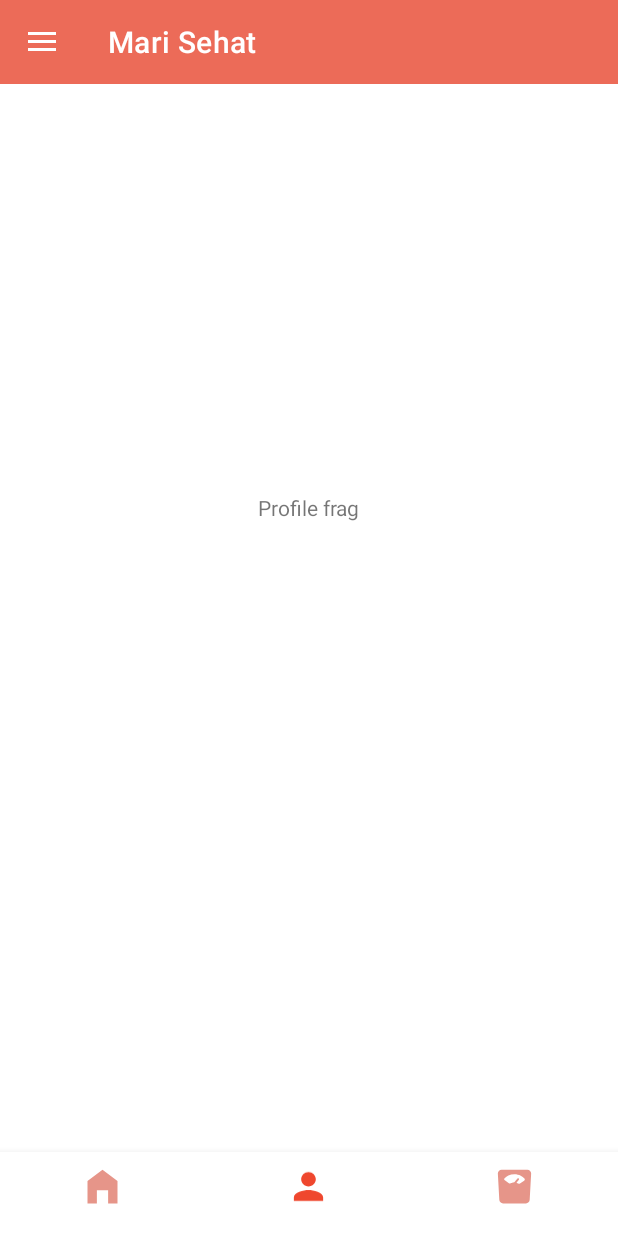
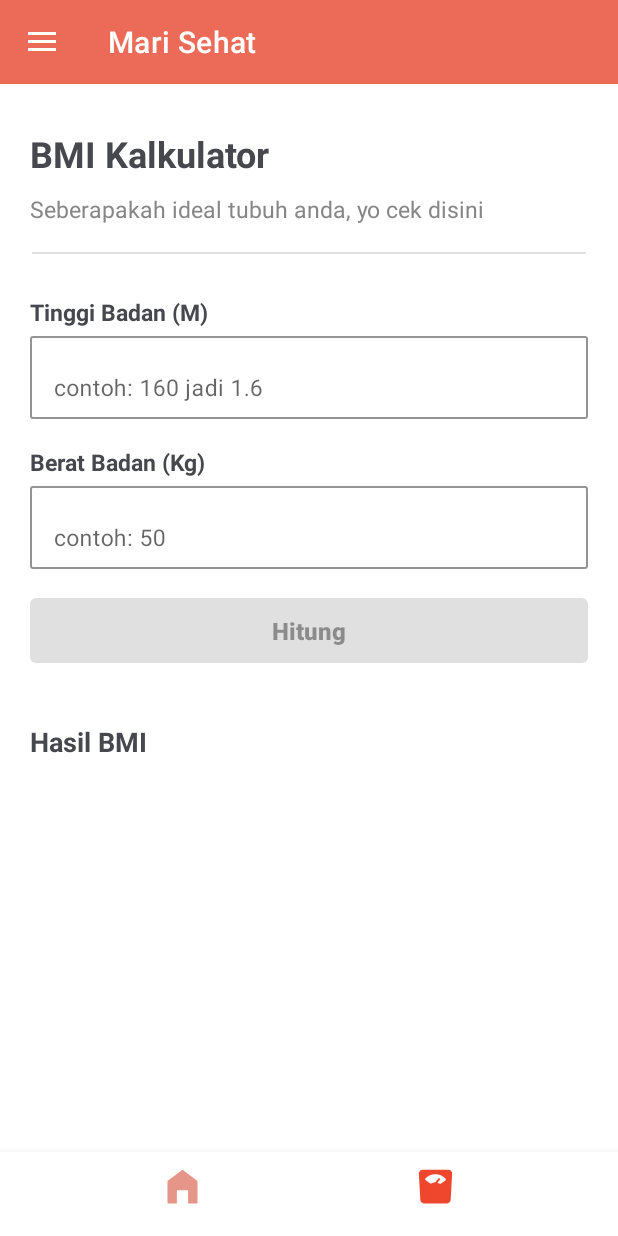
Before and after one commit to rzlwbo1/Mari-Sehat-App, an Android app: the screen it shows after launch (HomeSreen), item 2 of the bottom bar chosen, on a phone screen of 412 x 824 dp. Run offline under Robolectric (Android 15) with nearby library versions, the phone set to English and light mode, and no system bars.

Commit message:
kalkulator bmi and remove profile

```diff
--- /dev/null
+++ b/app/src/main/java/com/example/marisehat/BMIFrag.java
@@ -0,0 +1,97 @@
+package com.example.marisehat;
+
+import android.os.Bundle;
+
+import androidx.fragment.app.Fragment;
+
+import android.text.Editable;
+import android.text.TextWatcher;
+import android.view.LayoutInflater;
+import android.view.View;
+import android.view.ViewGroup;
+import android.widget.Button;
+import android.widget.TextView;
+
+import com.google.android.material.textfield.TextInputEditText;
+
+public class BMIFrag extends Fragment {
+
+    View view;
+    TextInputEditText etTinggi, etBerat;
+    Button btnHitung;
+    TextView tvCatBMI, tvNumBMI;
+
+    @Override
+    public View onCreateView(LayoutInflater inflater, ViewGroup container,
+                             Bundle savedInstanceState) {
+
+        // Inflate the layout for this fragment
+        view = inflater.inflate(R.layout.fragment_b_m_i, container, false);
+
+        etTinggi = view.findViewById(R.id.etTinggi);
+        etBerat = view.findViewById(R.id.etBerat);
+        btnHitung = view.findViewById(R.id.btnHitung);
+
+        etTinggi.addTextChangedListener(validationBMI);
+        etBerat.addTextChangedListener(validationBMI);
+
+        return view;
+    }
+
+
+    protected TextWatcher validationBMI = new TextWatcher() {
+        @Override
+        public void beforeTextChanged(CharSequence charSequence, int i, int i1, int i2) {
+
+        }
+
+        @Override
+        public void onTextChanged(CharSequence charSequence, int i, int i1, int i2) {
+            String strTinggi = etTinggi.getText().toString();
+            String strBerat = etBerat.getText().toString();
+
+            if (strTinggi.length() > 0 && strBerat.length() > 0) {
+                btnHitung.setEnabled(true);
+
+                btnHitung.setOnClickListener(new View.OnClickListener() {
+                    @Override
+                    public void onClick(View viewBtn) {
+                        Double a = Double.valueOf(strTinggi);
+                        Integer b = Integer.valueOf(strBerat);
+                        Double tempA = a * a;
+                        Double hasil = Math.floor( b / tempA );
+
+
+                        tvCatBMI = view.findViewById(R.id.tvCategoryBMI);
+                        tvNumBMI = view.findViewById(R.id.numBMI);
+
+                        if (hasil < 18.5) {
+                            tvCatBMI.setText("Underweight");
+                            tvNumBMI.setText(String.valueOf(hasil));
+                        } else if (hasil > 18.5 && hasil <= 24.9) {
+                            tvCatBMI.setText("Normal");
+                            tvNumBMI.setText(String.valueOf(hasil));
+                        } else if (hasil >= 25  && hasil <= 29.9) {
+                            tvCatBMI.setText("Overweight");
+                            tvNumBMI.setText(String.valueOf(hasil));
+                        } else {
+                            tvCatBMI.setText("Obesitas");
+                            tvNumBMI.setText(String.valueOf(hasil));
+                        }
+                    }
+                });
+
+            }
+
+
+
+
+        }
+
+        @Override
+        public void afterTextChanged(Editable editable) {
+
+        }
+    };
+
+}
--- a/app/src/main/java/com/example/marisehat/HomeSreen.java
+++ b/app/src/main/java/com/example/marisehat/HomeSreen.java
@@ -61,10 +61,9 @@ public class HomeSreen extends AppCompatActivity {
                     case R.id.homeItem:
                         replaceFragment(new HomeFrag());
                         break;
-                    case R.id.profileItem:
-                        replaceFragment(new ProfileFrag());
                     case R.id.weightItem:
-                        replaceFragment(new ProfileFrag());
+                        replaceFragment(new BMIFrag());
+                        break;
                 }
                 return true;
             }
--- a/app/src/main/java/com/example/marisehat/ProfileFrag.java
+++ /dev/null
@@ -1,64 +0,0 @@
-package com.example.marisehat;
-
-import android.os.Bundle;
-
-import androidx.fragment.app.Fragment;
-
-import android.view.LayoutInflater;
-import android.view.View;
-import android.view.ViewGroup;
-
-/**
- * A simple {@link Fragment} subclass.
- * Use the {@link ProfileFrag#newInstance} factory method to
- * create an instance of this fragment.
- */
-public class ProfileFrag extends Fragment {
-
-    // TODO: Rename parameter arguments, choose names that match
-    // the fragment initialization parameters, e.g. ARG_ITEM_NUMBER
-    private static final String ARG_PARAM1 = "param1";
-    private static final String ARG_PARAM2 = "param2";
-
-    // TODO: Rename and change types of parameters
-    private String mParam1;
-    private String mParam2;
-
-    public ProfileFrag() {
-        // Required empty public constructor
-    }
-
-    /**
-     * Use this factory method to create a new instance of
-     * this fragment using the provided parameters.
-     *
-     * @param param1 Parameter 1.
-     * @param param2 Parameter 2.
-     * @return A new instance of fragment ProfileFrag.
-     */
-    // TODO: Rename and change types and number of parameters
-    public static ProfileFrag newInstance(String param1, String param2) {
-        ProfileFrag fragment = new ProfileFrag();
-        Bundle args = new Bundle();
-        args.putString(ARG_PARAM1, param1);
-        args.putString(ARG_PARAM2, param2);
-        fragment.setArguments(args);
-        return fragment;
-    }
-
-    @Override
-    public void onCreate(Bundle savedInstanceState) {
-        super.onCreate(savedInstanceState);
-        if (getArguments() != null) {
-            mParam1 = getArguments().getString(ARG_PARAM1);
-            mParam2 = getArguments().getString(ARG_PARAM2);
-        }
-    }
-
-    @Override
-    public View onCreateView(LayoutInflater inflater, ViewGroup container,
-                             Bundle savedInstanceState) {
-        // Inflate the layout for this fragment
-        return inflater.inflate(R.layout.fragment_profile, container, false);
-    }
-}
--- a/app/src/main/res/layout/activity_home_sreen.xml
+++ b/app/src/main/res/layout/activity_home_sreen.xml
@@ -6,7 +6,6 @@
     android:layout_height="match_parent"
     tools:context=".HomeSreen"
     android:fitsSystemWindows="true"
-    tools:openDrawer="start"
     android:id="@+id/drawlayout">
 
     <com.google.android.material.navigation.NavigationView
@@ -24,7 +23,7 @@
         <com.google.android.material.bottomnavigation.BottomNavigationView
             android:id="@+id/bottomNav"
             style="bottom"
-            android:layout_width="wrap_content"
+            android:layout_width="match_parent"
             android:layout_height="wrap_content"
             app:itemIconSize="30dp"
             app:itemIconTint="@drawable/bottom_icon_color"
--- /dev/null
+++ b/app/src/main/res/layout/fragment_b_m_i.xml
@@ -0,0 +1,181 @@
+<?xml version="1.0" encoding="utf-8"?>
+<FrameLayout xmlns:android="http://schemas.android.com/apk/res/android"
+    xmlns:app="http://schemas.android.com/apk/res-auto"
+    xmlns:tools="http://schemas.android.com/tools"
+    android:layout_width="match_parent"
+    android:layout_height="match_parent"
+    android:background="@android:color/transparent"
+    android:backgroundTint="@android:color/transparent"
+    tools:context=".BMIFrag">
+
+    <!-- TODO: Update blank fragment layout -->
+    <androidx.constraintlayout.widget.ConstraintLayout
+        android:layout_width="match_parent"
+        android:layout_height="match_parent"
+        android:layout_marginStart="20dp"
+        android:layout_marginEnd="20dp">
+
+        <TextView
+            android:id="@+id/textView25"
+            android:layout_width="wrap_content"
+            android:layout_height="wrap_content"
+            android:layout_marginTop="30dp"
+            android:text="@string/bmi_kalkulator"
+            android:textColor="@color/text"
+            android:textSize="24sp"
+            android:textStyle="bold"
+            app:layout_constraintEnd_toEndOf="parent"
+            app:layout_constraintHorizontal_bias="0.0"
+            app:layout_constraintStart_toStartOf="parent"
+            app:layout_constraintTop_toTopOf="parent" />
+
+        <TextView
+            android:id="@+id/textView22"
+            android:layout_width="wrap_content"
+            android:layout_height="wrap_content"
+            android:layout_marginTop="10dp"
+            android:text="@string/seberapakah_ideal_tubuh_anda_yo_cek_disini"
+            android:textColor="@color/text_sec"
+            android:textSize="15sp"
+            app:layout_constraintEnd_toEndOf="parent"
+            app:layout_constraintHorizontal_bias="0.0"
+            app:layout_constraintStart_toStartOf="parent"
+            app:layout_constraintTop_toBottomOf="@+id/textView25" />
+
+        <View
+            android:id="@+id/divider4"
+            android:layout_width="369dp"
+            android:layout_height="1dp"
+            android:layout_marginTop="18dp"
+            android:background="?android:attr/listDivider"
+            app:layout_constraintEnd_toEndOf="parent"
+            app:layout_constraintHorizontal_bias="0.5"
+            app:layout_constraintStart_toStartOf="parent"
+            app:layout_constraintTop_toBottomOf="@+id/textView22" />
+
+        <LinearLayout
+            android:id="@+id/linearLayout8"
+            android:layout_width="match_parent"
+            android:layout_height="wrap_content"
+            android:layout_marginTop="28dp"
+            android:orientation="vertical"
+            android:paddingBottom="10dp"
+            app:layout_constraintEnd_toEndOf="parent"
+            app:layout_constraintHorizontal_bias="0.493"
+            app:layout_constraintStart_toStartOf="parent"
+            app:layout_constraintTop_toBottomOf="@+id/divider4">
+
+            <TextView
+                android:id="@+id/textView28"
+                android:layout_width="match_parent"
+                android:layout_height="wrap_content"
+                android:text="@string/tinggi_badan_m"
+                android:textColor="@color/text"
+                android:textSize="15sp"
+                android:textStyle="bold" />
+
+            <com.google.android.material.textfield.TextInputLayout
+                android:layout_width="match_parent"
+                android:layout_height="wrap_content"
+                app:boxBackgroundColor="@android:color/transparent"
+                app:boxBackgroundMode="outline"
+                app:boxCornerRadiusBottomEnd="2dp"
+                app:boxCornerRadiusBottomStart="2dp"
+                app:boxCornerRadiusTopEnd="2dp"
+                app:boxCornerRadiusTopStart="2dp">
+
+                <com.google.android.material.textfield.TextInputEditText
+                    android:id="@+id/etTinggi"
+                    android:layout_width="match_parent"
+                    android:layout_height="wrap_content"
+                    android:hint="contoh: 160 jadi 1.6"
+                    android:inputType="numberDecimal"
+                    android:textAlignment="viewStart"
+                    android:textColor="@color/text"
+                    android:textSize="15sp" />
+            </com.google.android.material.textfield.TextInputLayout>
+
+            <TextView
+                android:id="@+id/textView29"
+                android:layout_width="match_parent"
+                android:layout_height="wrap_content"
+                android:layout_marginTop="18dp"
+                android:text="@string/berat_badan_kg"
+                android:textColor="@color/text"
+                android:textSize="15sp"
+                android:textStyle="bold" />
+
+            <com.google.android.material.textfield.TextInputLayout
+                android:layout_width="match_parent"
+                android:layout_height="wrap_content"
+                app:boxBackgroundColor="@android:color/transparent"
+                app:boxBackgroundMode="outline"
+                app:boxCornerRadiusBottomEnd="2dp"
+                app:boxCornerRadiusBottomStart="2dp"
+                app:boxCornerRadiusTopEnd="2dp"
+                app:boxCornerRadiusTopStart="2dp">
+
+                <com.google.android.material.textfield.TextInputEditText
+                    android:id="@+id/etBerat"
+                    android:layout_width="match_parent"
+                    android:layout_height="wrap_content"
+                    android:hint="contoh: 50"
+                    android:inputType="number"
+                    android:textAlignment="viewStart"
+                    android:textColor="@color/text"
+                    android:textSize="15sp" />
+            </com.google.android.material.textfield.TextInputLayout>
+
+            <Button
+                android:id="@+id/btnHitung"
+                android:layout_width="match_parent"
+                android:layout_height="55dp"
+                android:layout_marginTop="13dp"
+                android:enabled="false"
+                android:letterSpacing="0"
+                android:text="@string/hitung"
+                android:textAllCaps="false"
+                android:textSize="16sp"
+                android:textStyle="bold" />
+        </LinearLayout>
+
+        <TextView
+            android:id="@+id/textView30"
+            android:layout_width="wrap_content"
+            android:layout_height="wrap_content"
+            android:layout_marginTop="24dp"
+            android:text="Hasil BMI"
+            android:textColor="@color/text"
+            android:textSize="18sp"
+            android:textStyle="bold"
+            app:layout_constraintEnd_toEndOf="parent"
+            app:layout_constraintHorizontal_bias="0.0"
+            app:layout_constraintStart_toStartOf="parent"
+            app:layout_constraintTop_toBottomOf="@+id/linearLayout8" />
+
+        <TextView
+            android:id="@+id/tvCategoryBMI"
+            android:layout_width="wrap_content"
+            android:layout_height="wrap_content"
+            android:layout_marginTop="12dp"
+            android:textColor="@color/text"
+            android:textSize="16sp"
+            app:layout_constraintStart_toStartOf="parent"
+            app:layout_constraintTop_toBottomOf="@+id/textView30" />
+
+        <TextView
+            android:id="@+id/numBMI"
+            android:layout_width="wrap_content"
+            android:layout_height="wrap_content"
+            android:layout_marginTop="12dp"
+            android:text=""
+            android:textColor="@color/text"
+            android:textSize="16sp"
+            app:layout_constraintEnd_toEndOf="parent"
+            app:layout_constraintHorizontal_bias="0.0"
+            app:layout_constraintStart_toEndOf="@+id/tvCategoryBMI"
+            app:layout_constraintTop_toBottomOf="@+id/textView30"
+            android:layout_marginLeft="25dp"/>
+    </androidx.constraintlayout.widget.ConstraintLayout>
+
+</FrameLayout>
--- a/app/src/main/res/layout/fragment_profile.xml
+++ /dev/null
@@ -1,21 +0,0 @@
-<?xml version="1.0" encoding="utf-8"?>
-<FrameLayout xmlns:android="http://schemas.android.com/apk/res/android"
-    xmlns:tools="http://schemas.android.com/tools"
-    android:layout_width="match_parent"
-    android:layout_height="match_parent"
-    tools:context=".ProfileFrag">
-
-    <!-- TODO: Update blank fragment layout -->
-    <RelativeLayout
-        android:layout_width="match_parent"
-        android:layout_height="match_parent">
-
-        <TextView
-            android:layout_width="wrap_content"
-            android:layout_height="wrap_content"
-            android:text="Profile frag"
-            android:layout_centerInParent="true"/>
-
-    </RelativeLayout>
-
-</FrameLayout>
--- a/app/src/main/res/menu/bottom_menu.xml
+++ b/app/src/main/res/menu/bottom_menu.xml
@@ -7,12 +7,8 @@
         android:icon="@drawable/home"
         android:title="@string/home" />
     <item
-        android:id="@+id/profileItem"
+        android:id="@+id/weightItem"
         android:enabled="true"
-        android:icon="@drawable/person"
-        android:title="@string/profile" />
-    <item
-        android:id="@+id/weightItem"
         android:icon="@drawable/weight"
-        android:title="@string/weight" />
+        android:title="@string/bmi" />
 </menu>
--- a/app/src/main/res/values/strings.xml
+++ b/app/src/main/res/values/strings.xml
@@ -128,5 +128,11 @@
     <string name="navigation_drawer_close">Close navigation drawer</string>
     <string name="cari_tahu_nkalori_makanan_anda">Cari Tahu\nKalori Makanan Anda</string>
     <string name="masukan_2_makanan_minuman">Masukan 2 makanan / minuman</string>
+    <string name="bmi">BMI</string>
+    <string name="bmi_kalkulator">BMI Kalkulator</string>
+    <string name="seberapakah_ideal_tubuh_anda_yo_cek_disini">Seberapakah ideal tubuh anda, yo cek disini</string>
+    <string name="tinggi_badan_m">Tinggi Badan (M)</string>
+    <string name="berat_badan_kg">Berat Badan (Kg)</string>
+    <string name="hitung">Hitung</string>
 
 </resources>
```
Also changed, not shown: app/src/main/AndroidManifest.xml (+5 -4 lines).
